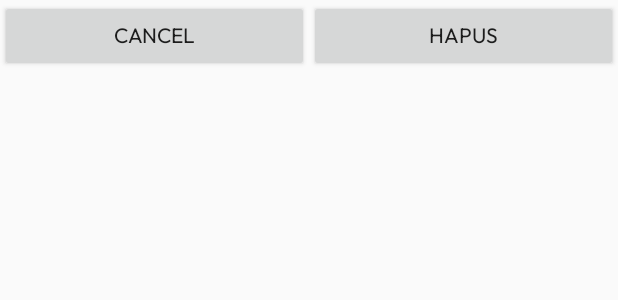
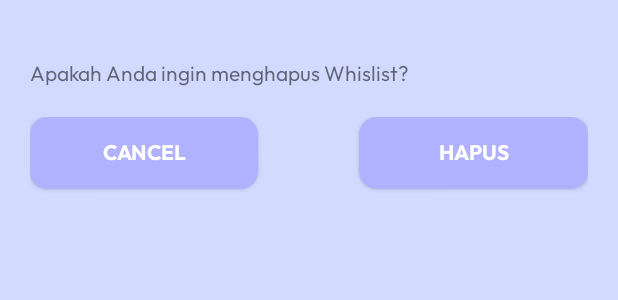
Before and after one commit to AgengCDB/Library, an Android app: the layout dialog.xml on its own in the app's theme, with its tools: preview values and no code run, on a phone screen of 412 x 824 dp. Shown: the top 300 px of the screen. Run offline under Robolectric (Android 15) with nearby library versions, the phone set to English and light mode, and no system bars; network calls fail.

Commit message:
Tambahan di WhilistActivity + BooskhelfFragment

```diff
--- a/app/build.gradle
+++ b/app/build.gradle
@@ -8,7 +8,7 @@ android {
 
     defaultConfig {
         applicationId "library.app.com"
-        minSdk 19
+        minSdk 26
         targetSdk 32
         versionCode 1
         versionName "1.0"
--- a/app/src/main/res/layout/activity_whislist.xml
+++ b/app/src/main/res/layout/activity_whislist.xml
@@ -17,10 +17,9 @@
             android:id="@+id/textView17"
             android:layout_width="match_parent"
             android:layout_height="wrap_content"
+            style="@style/header_text"
             android:text="Whislist Buku"
-            android:fontFamily="@font/outfit_bold"
-            android:textColor="#000000"
-            android:textSize="24sp"/>
+            android:layout_marginBottom="20dp"/>
 
         <ListView
             android:id="@android:id/list"
--- a/app/src/main/res/layout/dialog.xml
+++ b/app/src/main/res/layout/dialog.xml
@@ -1,7 +1,24 @@
 <?xml version="1.0" encoding="utf-8"?>
 <androidx.constraintlayout.widget.ConstraintLayout xmlns:android="http://schemas.android.com/apk/res/android"
+    xmlns:app="http://schemas.android.com/apk/res-auto"
+    xmlns:tools="http://schemas.android.com/tools"
     android:layout_width="match_parent"
-    android:layout_height="match_parent">
+    android:layout_height="match_parent"
+    android:background="@color/color_bg">
+
+    <LinearLayout
+        android:layout_width="match_parent"
+        android:layout_height="match_parent"
+        android:orientation="vertical"
+        android:padding="20dp">
+
+        <TextView
+            android:id="@+id/textView18"
+            android:layout_width="match_parent"
+            android:layout_height="wrap_content"
+            android:text="Apakah Anda ingin menghapus Whislist?"
+            android:layout_marginBottom="20dp"
+            android:layout_marginTop="20dp"/>
 
         <LinearLayout
             android:layout_width="match_parent"
@@ -13,13 +30,30 @@
                 android:layout_width="wrap_content"
                 android:layout_height="wrap_content"
                 android:layout_weight="1"
-            android:text="Cancel" />
+                android:background="@drawable/button_def_bg"
+                android:fontFamily="@font/outfit_bold"
+                android:textColor="#FFFFFF"
+                android:text="Cancel"
+                android:layout_marginBottom="20dp"/>
+
+            <TextView
+                android:id="@+id/textView19"
+                android:layout_width="wrap_content"
+                android:layout_height="wrap_content"
+                android:layout_weight="1"
+                android:text=" " />
 
             <Button
                 android:id="@+id/btnHapusWhislist"
                 android:layout_width="wrap_content"
                 android:layout_height="wrap_content"
                 android:layout_weight="1"
-            android:text="Hapus" />
+                android:background="@drawable/button_def_bg"
+                android:fontFamily="@font/outfit_bold"
+                android:textColor="#FFFFFF"
+                android:text="Hapus"
+                android:layout_marginBottom="20dp"/>
         </LinearLayout>
+    </LinearLayout>
+
 </androidx.constraintlayout.widget.ConstraintLayout>
```
Also changed, not shown: app/src/main/java/library/app/com/BookshelfFragment.java (+25 -0 lines), app/src/main/java/library/app/com/WhislistActivity.java (+38 -6 lines), app/src/main/res/layout/activity_bookshelf_fragment.xml (+46 -1 lines). Lines whose indentation alone changed are shown as unchanged.
